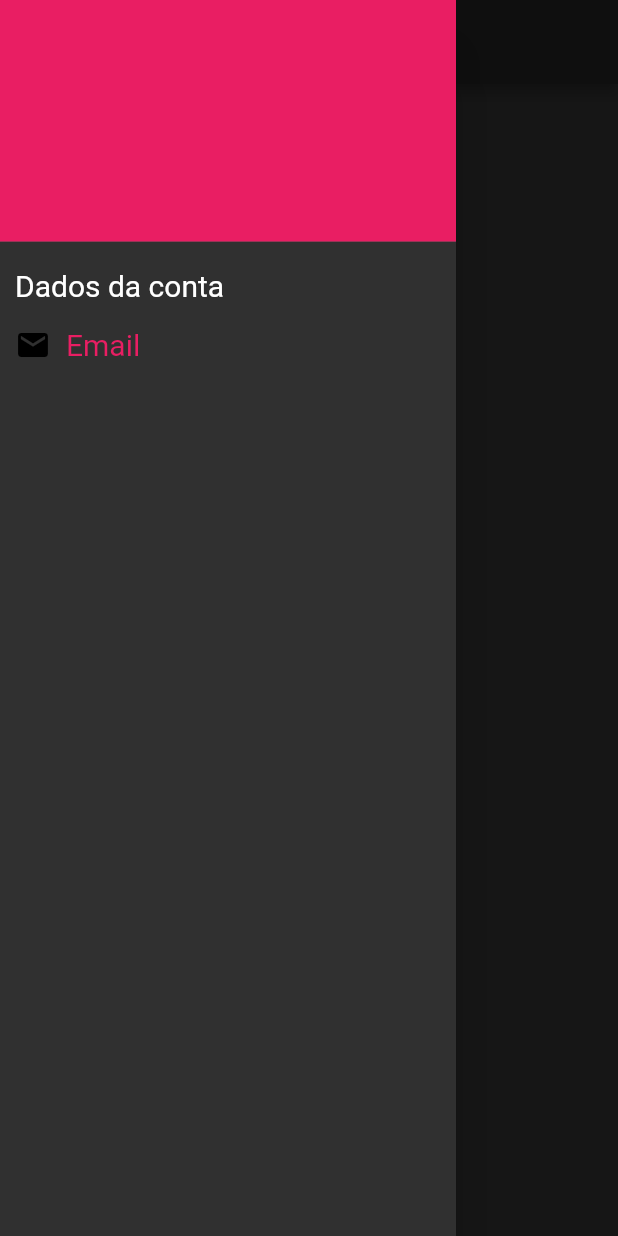
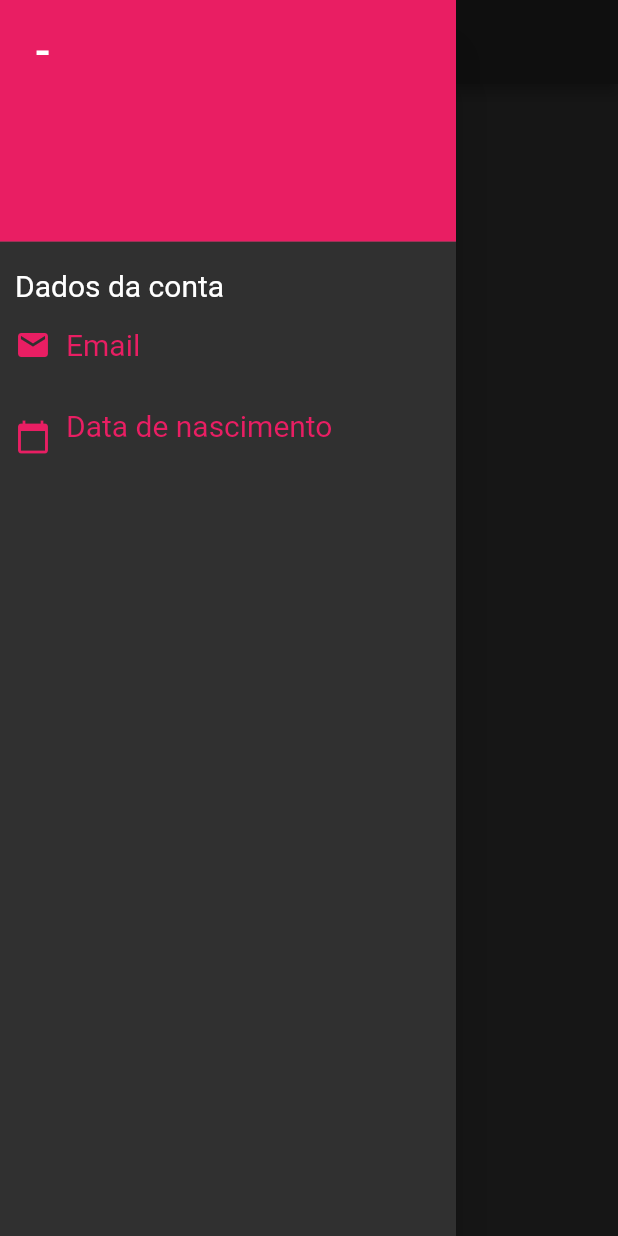
Before and after one commit to MoniqueChauvin/interview-test, a Flutter app: the DashBoardPage screen opened directly with empty values, with the side drawer open, on a phone screen of 412 x 824 dp. Run offline on Flutter 3.47's test engine with Material 2 defaults, Android fonts, the phone set to English and light mode, and no system bars; our stand-ins replace mask_text_input_formatter; network calls fail.

Commit message:
alterações finais

```diff
--- a/lib/screens/appwidget.dart
+++ b/lib/screens/appwidget.dart
@@ -8,7 +8,7 @@ class AppWidget extends StatelessWidget {
   Widget build(BuildContext context) {
     return MaterialApp(
       theme: ThemeData(
-        primarySwatch: Colors.grey,
+        primarySwatch: Colors.pink,
         brightness: Brightness.dark,
       ),
       home: HomePage(),
--- a/lib/screens/dashboard.dart
+++ b/lib/screens/dashboard.dart
@@ -3,7 +3,15 @@ import 'package:flutter/material.dart';
 class DashBoardPage extends StatefulWidget {
   final String email;
   final String nick;
-  const DashBoardPage({Key? key, required this.email, required this.nick})
+  final String dataNascimento;
+  final String regiao;
+
+  const DashBoardPage(
+      {Key? key,
+      required this.email,
+      required this.nick,
+      required this.dataNascimento,
+      required this.regiao})
       : super(key: key);
 
   @override
@@ -31,7 +39,7 @@ class _DashBoardPageState extends State<DashBoardPage> {
                           crossAxisAlignment: CrossAxisAlignment.start,
                           children: [
                             Text(
-                              widget.nick,
+                              widget.regiao + ' - ' + widget.nick,
                               style: TextStyle(fontSize: 30),
                             ),
                             Text(
@@ -59,7 +67,7 @@ class _DashBoardPageState extends State<DashBoardPage> {
                   Row(
                     crossAxisAlignment: CrossAxisAlignment.start,
                     children: [
-                      Icon(Icons.email, color: Colors.black),
+                      Icon(Icons.email, color: Colors.pink),
                       SizedBox(
                         width: 10,
                       ),
@@ -74,6 +82,27 @@ class _DashBoardPageState extends State<DashBoardPage> {
                         ],
                       ),
                     ],
+                  ),
+                  SizedBox(
+                    height: 15,
+                  ),
+                  Row(
+                    children: [
+                      Icon(Icons.calendar_today, color: Colors.pink),
+                      SizedBox(
+                        width: 10,
+                      ),
+                      Column(
+                        crossAxisAlignment: CrossAxisAlignment.start,
+                        children: [
+                          Text(
+                            "Data de nascimento",
+                            style: TextStyle(fontSize: 20, color: Colors.pink),
+                          ),
+                          Text(widget.dataNascimento),
+                        ],
+                      )
+                    ],
                   )
                 ],
               ),
```
Also changed, not shown: lib/screens/login.dart (+5 -12 lines), lib/screens/signup.dart (+24 -4 lines).
